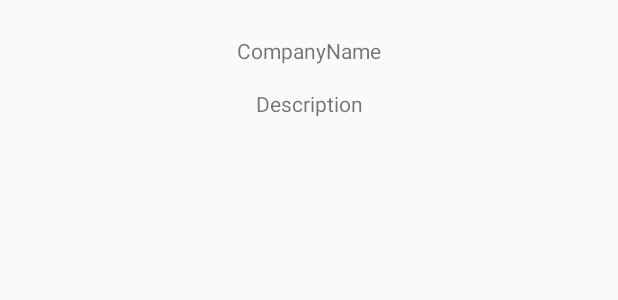
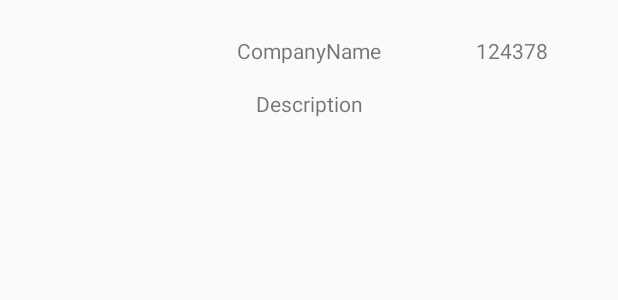
Before and after one commit to Fehty/Jobos3, an Android app: the layout template_for_item.xml on its own in the app's theme, with its tools: preview values and no code run, on a phone screen of 412 x 824 dp. Shown: the top 300 px of the screen. Run offline under Robolectric (Android 15) with nearby library versions, the phone set to English and light mode, and no system bars.

```diff
--- a/app/src/main/java/com/fehtystudio/jobos3/Data/ApiJobData.kt
+++ b/app/src/main/java/com/fehtystudio/jobos3/Data/ApiJobData.kt
@@ -10,5 +10,6 @@ data class ApiJobData(
         @SerializedName("description") var description: String,
         @SerializedName("company") var company: String,
         @SerializedName("service") var service: String,
-        @SerializedName("url") var url: String
+        @SerializedName("url") var url: String,
+        @SerializedName("salary") var salary: String
 )
--- a/app/src/main/res/layout/template_for_item.xml
+++ b/app/src/main/res/layout/template_for_item.xml
@@ -19,6 +19,20 @@
         tools:text="CompanyName" />
 
     <TextView
+        android:id="@+id/salary"
+        android:layout_width="wrap_content"
+        android:layout_height="wrap_content"
+        android:layout_marginBottom="8dp"
+        android:layout_marginEnd="8dp"
+        android:layout_marginStart="8dp"
+        android:layout_marginTop="8dp"
+        tools:text="124378"
+        app:layout_constraintBottom_toTopOf="@+id/description"
+        app:layout_constraintEnd_toEndOf="parent"
+        app:layout_constraintStart_toEndOf="@+id/title"
+        app:layout_constraintTop_toTopOf="@+id/title" />
+
+    <TextView
         android:id="@+id/description"
         android:layout_width="wrap_content"
         android:layout_height="wrap_content"
@@ -31,4 +45,5 @@
         app:layout_constraintTop_toBottomOf="@+id/title"
         tools:text="Description" />
 
+
 </android.support.constraint.ConstraintLayout>
--- a/build.gradle
+++ b/build.gradle
@@ -1,5 +1,5 @@
 buildscript {
-    ext.kotlin_version = '1.2.51'
+    ext.kotlin_version = '1.2.60'
     repositories {
         google()
         jcenter()
```
Also changed, not shown: app/src/main/java/com/fehtystudio/jobos3/Activity/MainActivity.kt (+39 -12 lines), app/src/main/java/com/fehtystudio/jobos3/Adapter/RecyclerViewAdapter.kt (+29 -8 lines), app/src/main/java/com/fehtystudio/jobos3/Data/JobData.kt (+4 -3 lines).
